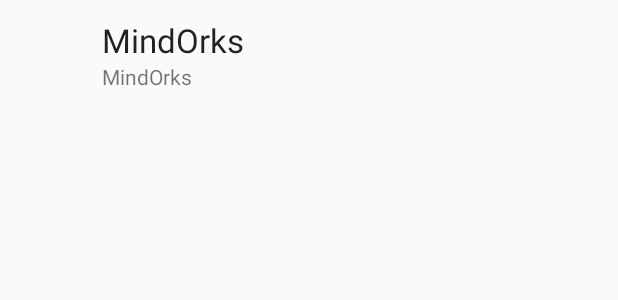
After one commit to Ranawatt/KotlinCoroutines, an Android app: the layout item_layout.xml on its own in the app's theme, with its tools: preview values and no code run, on a phone screen of 412 x 824 dp. The commit adds this screen. Shown: the top 300 px of the screen. Run offline under Robolectric (Android 15) with nearby library versions, the phone set to English and light mode, and no system bars.

Commit message:
created ApiUserAdapter.kt for mindorks-coroutine module

```diff
--- /dev/null
+++ b/mindorkscoroutine/src/main/res/layout/item_layout.xml
@@ -0,0 +1,42 @@
+<?xml version="1.0" encoding="utf-8"?>
+<androidx.constraintlayout.widget.ConstraintLayout xmlns:android="http://schemas.android.com/apk/res/android"
+    xmlns:tools="http://schemas.android.com/tools"
+    android:id="@+id/container"
+    android:layout_width="match_parent"
+    android:layout_height="60dp"
+    xmlns:app="http://schemas.android.com/apk/res-auto"
+    android:layout_marginTop="8dp"
+    android:elevation="5dp"
+    android:minHeight="250dp"
+    android:background="?android:attr/selectableItemBackground">
+
+    <ImageView
+        android:id="@+id/imageViewAvatar"
+        android:layout_width="60dp"
+        android:layout_height="0dp"
+        android:padding="4dp"
+        app:layout_constraintBottom_toBottomOf="parent"
+        app:layout_constraintStart_toStartOf="parent"
+        app:layout_constraintTop_toTopOf="parent" />
+
+    <androidx.appcompat.widget.AppCompatTextView
+        android:id="@+id/textViewUserName"
+        style="@style/TextAppearance.AppCompat.Large"
+        android:layout_width="0dp"
+        android:layout_height="wrap_content"
+        android:layout_marginStart="8dp"
+        android:layout_marginTop="4dp"
+        app:layout_constraintEnd_toEndOf="parent"
+        app:layout_constraintStart_toEndOf="@+id/imageViewAvatar"
+        app:layout_constraintTop_toTopOf="parent"
+        tools:text="MindOrks" />
+
+    <androidx.appcompat.widget.AppCompatTextView
+        android:id="@+id/textViewUserEmail"
+        android:layout_width="0dp"
+        android:layout_height="wrap_content"
+        app:layout_constraintEnd_toEndOf="parent"
+        app:layout_constraintStart_toStartOf="@+id/textViewUserName"
+        app:layout_constraintTop_toBottomOf="@+id/textViewUserName"
+        tools:text="MindOrks" />
+</androidx.constraintlayout.widget.ConstraintLayout>
```
Also changed, not shown: mindorkscoroutine/src/main/java/com/example/mindorkscoroutine/learn/base/ApiUserAdapter.kt (+32 -1 lines), mindorkscoroutine/src/main/java/com/example/mindorkscoroutine/learn/base/UserAdapter.kt (+23 -0 lines), mindorkscoroutine/src/main/java/com/example/mindorkscoroutine/learn/retrofit/single/SingleNetworkCallActivity.kt (+71 -0 lines), mindorkscoroutine/src/main/java/com/example/mindorkscoroutine/learn/retrofit/single/SingleNetworkCallViewModel.kt (+31 -1 lines), mindorkscoroutine/src/main/java/com/example/mindorkscoroutine/utils/ViewModelFactory.kt (+9 -2 lines), mindorkscoroutine/src/main/res/layout/activity_single_network_call.xml (+15 -0 lines).
